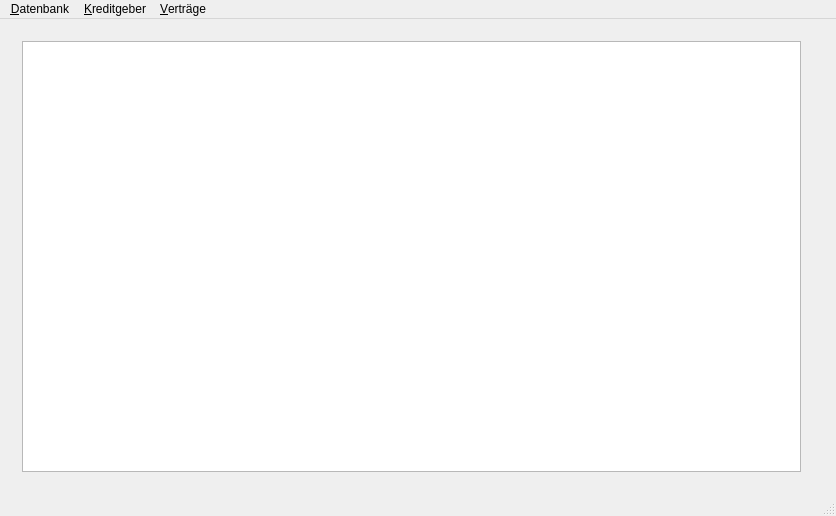
Schachigel/DKV2, file DKV2/mainwindow.ui: the form before one commit.
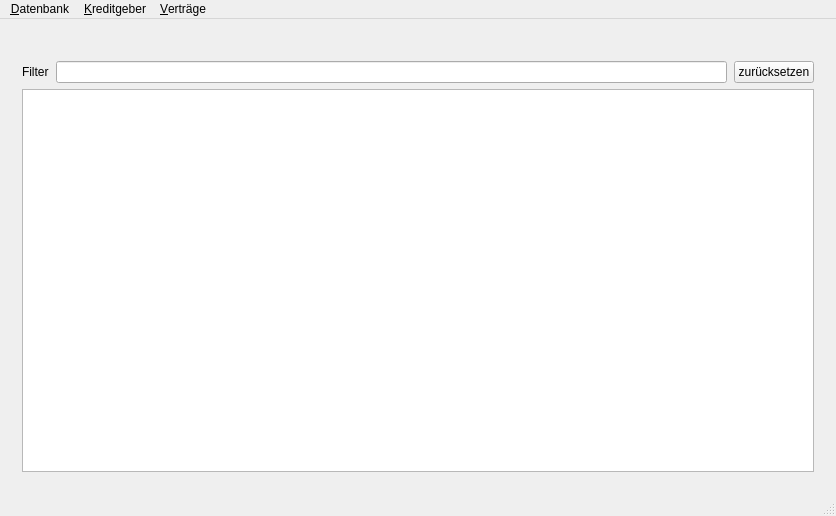
The form after the commit. The open tabs and pages were chosen to show the change.

What changed in the file:
```diff
--- a/DKV2/mainwindow.ui
+++ b/DKV2/mainwindow.ui
@@ -15,7 +15,14 @@
    <string>-  DKV2 -</string>
   </property>
   <widget class="QWidget" name="centralWidget">
-   <layout class="QHBoxLayout" name="horizontalLayout_5">
+   <layout class="QVBoxLayout" name="verticalLayout_2">
+    <item>
+     <widget class="QLabel" name="statusLabel">
+      <property name="text">
+       <string/>
+      </property>
+     </widget>
+    </item>
     <item>
      <widget class="QStackedWidget" name="stackedWidget">
       <property name="currentIndex">
@@ -33,7 +40,35 @@
        </layout>
       </widget>
       <widget class="QWidget" name="PersonsListPage">
-       <layout class="QHBoxLayout" name="horizontalLayout">
+       <layout class="QVBoxLayout" name="verticalLayout_3">
+        <item>
+         <layout class="QHBoxLayout" name="horizontalLayout" stretch="0,0,0">
+          <property name="spacing">
+           <number>7</number>
+          </property>
+          <item>
+           <widget class="QLabel" name="label_11">
+            <property name="text">
+             <string>Filter</string>
+            </property>
+           </widget>
+          </item>
+          <item>
+           <widget class="QLineEdit" name="leFilter">
+            <property name="toolTip">
+             <string>Gib 2 oder mehr Zeichen ein und drücke die Rücklauftaste</string>
+            </property>
+           </widget>
+          </item>
+          <item>
+           <widget class="QPushButton" name="pbPersonFilterZurcksetzten">
+            <property name="text">
+             <string>zurücksetzen</string>
+            </property>
+           </widget>
+          </item>
+         </layout>
+        </item>
         <item>
          <widget class="QTableView" name="PersonsTableView">
           <property name="contextMenuPolicy">
@@ -426,13 +461,6 @@
       </widget>
      </widget>
     </item>
-    <item>
-     <widget class="QLabel" name="statusLabel">
-      <property name="text">
-       <string/>
-      </property>
-     </widget>
-    </item>
    </layout>
   </widget>
   <widget class="QMenuBar" name="menuBar">
```
Left out of the diff: 25 changed lines with no effect on the pictures.
